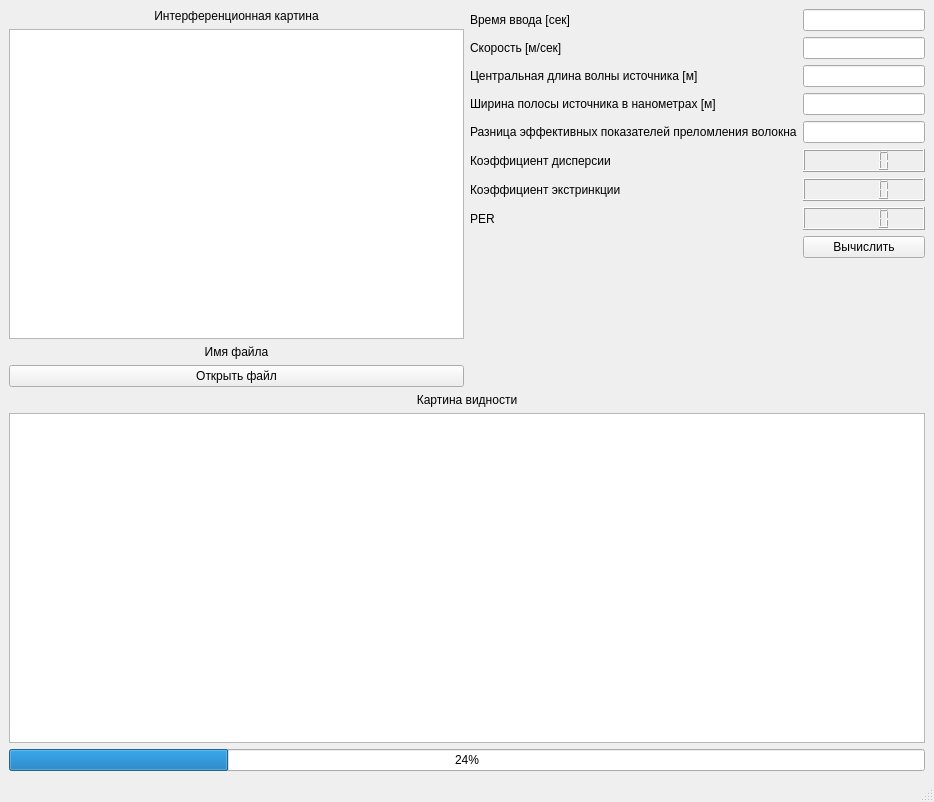
First picture: the form in analizator_0.1.ui, repository AnkushinDaniil/Analizator, before the edit.
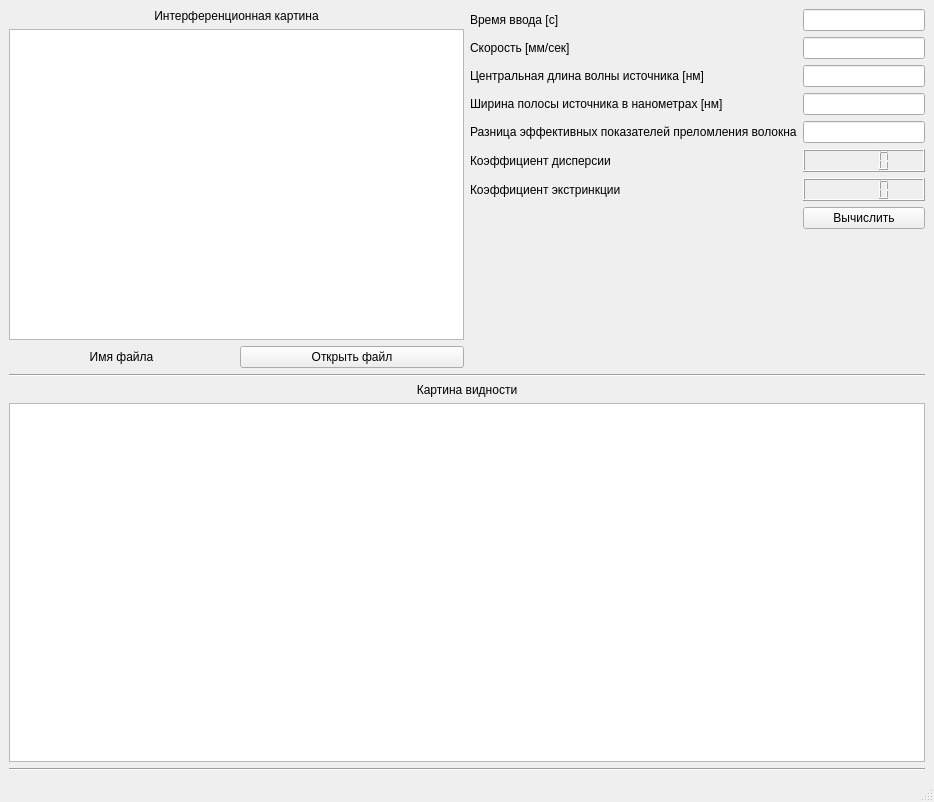
Second picture: the form after the edit.

Commit message: Изменения в единицах измерения, подписях графиков, удален PER

```diff
--- a/analizator_0.1.ui
+++ b/analizator_0.1.ui
@@ -16,9 +16,9 @@
   <widget class="QWidget" name="centralwidget">
    <layout class="QVBoxLayout" name="verticalLayout_3">
     <item>
-     <layout class="QHBoxLayout" name="horizontalLayout">
+     <layout class="QHBoxLayout" name="horizontalLayout_2">
       <item>
-       <layout class="QVBoxLayout" name="verticalLayout">
+       <layout class="QVBoxLayout" name="verticalLayout_2">
         <item>
          <widget class="QLabel" name="label_2">
           <property name="text">
@@ -30,9 +30,13 @@
          </widget>
         </item>
         <item>
+         <layout class="QVBoxLayout" name="verticalLayout">
+          <item>
          <widget class="QGraphicsView" name="interference"/>
         </item>
         <item>
+           <layout class="QHBoxLayout" name="horizontalLayout">
+            <item>
          <widget class="QLabel" name="label_filename">
           <property name="text">
            <string>Имя файла</string>
@@ -51,12 +55,16 @@
         </item>
        </layout>
       </item>
+         </layout>
+        </item>
+       </layout>
+      </item>
       <item>
        <layout class="QFormLayout" name="formLayout_2">
         <item row="0" column="0">
          <widget class="QLabel" name="total_time_title">
           <property name="text">
-           <string>Время ввода [сек]</string>
+           <string>Время ввода [с]</string>
           </property>
          </widget>
         </item>
@@ -66,7 +74,7 @@
         <item row="1" column="0">
          <widget class="QLabel" name="speed_title">
           <property name="text">
-           <string>Скорость [м/сек]</string>
+           <string>Скорость [мм/сек]</string>
           </property>
          </widget>
         </item>
@@ -76,7 +84,7 @@
         <item row="2" column="0">
          <widget class="QLabel" name="lambda_source_title">
           <property name="text">
-           <string>Центральная длина волны источника [м]</string>
+           <string>Центральная длина волны источника [нм]</string>
           </property>
          </widget>
         </item>
@@ -86,7 +94,7 @@
         <item row="3" column="0">
          <widget class="QLabel" name="source_bandwith_title">
           <property name="text">
-           <string>Ширина полосы источника в нанометрах [м]</string>
+           <string>Ширина полосы источника в нанометрах [нм]</string>
           </property>
          </widget>
         </item>
@@ -123,17 +131,7 @@
         <item row="6" column="1">
          <widget class="QLCDNumber" name="k_ekst"/>
         </item>
-        <item row="7" column="0">
-         <widget class="QLabel" name="per_title_2">
-          <property name="text">
-           <string>PER</string>
-          </property>
-         </widget>
-        </item>
         <item row="7" column="1">
-         <widget class="QLCDNumber" name="per_title"/>
-        </item>
-        <item row="8" column="1">
          <widget class="QPushButton" name="calculateButton">
           <property name="text">
            <string>Вычислить</string>
@@ -145,7 +143,12 @@
      </layout>
     </item>
     <item>
-     <layout class="QVBoxLayout" name="verticalLayout_2">
+     <widget class="Line" name="line_2">
+      <property name="orientation">
+       <enum>Qt::Horizontal</enum>
+      </property>
+     </widget>
+    </item>
       <item>
        <widget class="QLabel" name="label_3">
         <property name="text">
@@ -160,13 +163,11 @@
        <widget class="QGraphicsView" name="visibility"/>
       </item>
       <item>
-       <widget class="QProgressBar" name="progressBar">
-        <property name="value">
-         <number>24</number>
-        </property>
-       </widget>
-      </item>
-     </layout>
+     <widget class="Line" name="line">
+      <property name="orientation">
+       <enum>Qt::Horizontal</enum>
+      </property>
+     </widget>
     </item>
    </layout>
   </widget>
```
Lines whose indentation alone changed are shown as unchanged. The commit also changes 1 other file.
